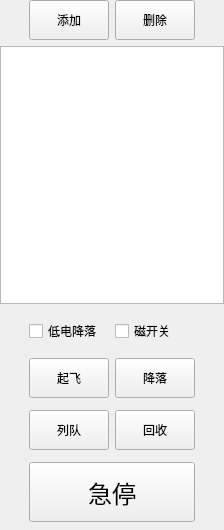
Before: the Qt Designer form UAVManage/devicemanage.ui in gessd/UAVManage, drawn with Qt 5.
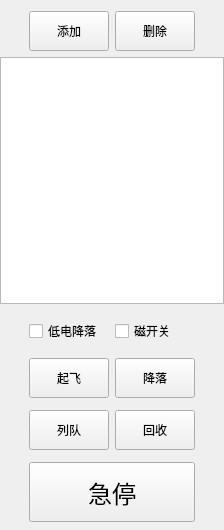
After: the same form once the commit is applied. Icons and pictures are not drawn.

What changed in the file:
```diff
--- a/UAVManage/devicemanage.ui
+++ b/UAVManage/devicemanage.ui
@@ -20,9 +20,6 @@
    <property name="leftMargin">
     <number>0</number>
    </property>
-   <property name="topMargin">
-    <number>0</number>
-   </property>
    <property name="rightMargin">
     <number>0</number>
    </property>
```
